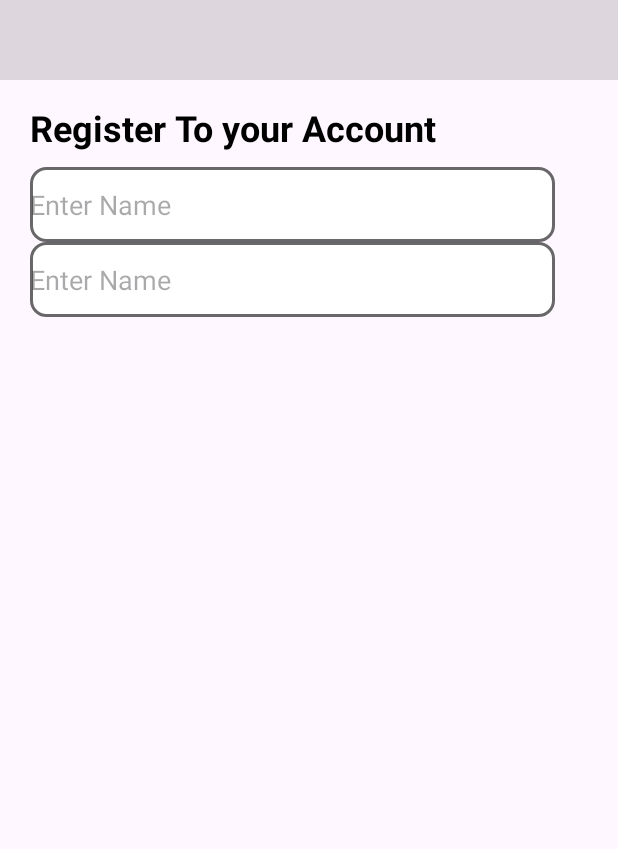
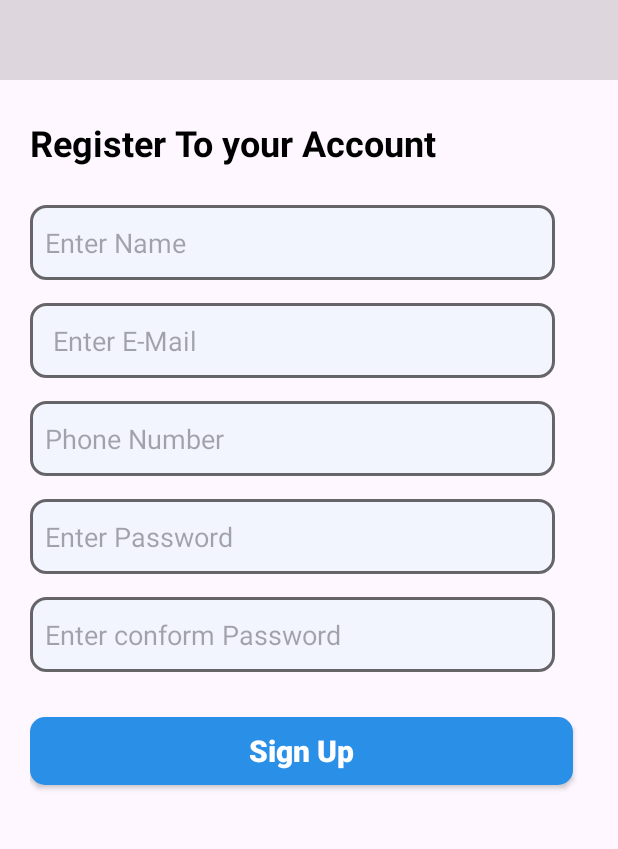
Before and after one commit to sandeeppatel420/GuruVeda, an Android app: the SignupActivity screen opened directly, with no data from a screen before it, on a phone screen of 412 x 824 dp, the part 234-1083 px from its top. Run offline under Robolectric (Android 15) with nearby library versions, the phone set to English and light mode, and no system bars.

Commit message:
login signUp Ui

```diff
--- a/app/src/main/res/drawable/shape.xml
+++ b/app/src/main/res/drawable/shape.xml
@@ -1,7 +1,7 @@
 <?xml version="1.0" encoding="utf-8"?>
 <shape xmlns:android="http://schemas.android.com/apk/res/android">
 
-        <solid android:color="@color/white"/>
+        <solid android:color="#f3f5fe"/>
         <corners android:radius="10dp"/>
         <stroke android:width="2dp" android:color="#96000000"/>
 
--- a/app/src/main/res/layout/activity_signup.xml
+++ b/app/src/main/res/layout/activity_signup.xml
@@ -30,33 +30,78 @@
         android:layout_marginLeft="20dp">
 
     <TextView
+
         android:layout_width="wrap_content"
         android:layout_height="wrap_content"
         android:text="Register To your Account"
         android:textColor="@color/black"
         android:textSize="24sp"
-        android:layout_marginTop="15dp"
+        android:layout_marginTop="25dp"
         android:textStyle="bold"
-        android:layout_marginBottom="10dp"
+        android:layout_marginBottom="25dp"
        />
 
     <EditText
-        android:id="@+id/editTextTextEmailAddress"
+        android:id="@+id/signUpName"
         android:layout_width="350dp"
         android:layout_height="50dp"
         android:inputType="textEmailAddress"
         android:background="@drawable/shape"
-        android:hint="Enter Name"/>
+        android:hint="Enter Name"
+        android:paddingStart="10dp"
+        />
 
 
         <EditText
-            android:id="@+id/editTextTextEmailAddres21"
+            android:id="@+id/signUpEmail"
             android:layout_width="350dp"
             android:layout_height="50dp"
             android:inputType="textEmailAddress"
             android:background="@drawable/shape"
-            android:hint="Enter Name"/>
+            android:hint="Enter E-Mail"
+            android:layout_marginTop="15dp"
+            android:paddingStart="15dp"/>
+        <EditText
+            android:id="@+id/signUpPhone"
+            android:layout_width="350dp"
+            android:layout_height="50dp"
+            android:inputType="textEmailAddress"
+            android:background="@drawable/shape"
+            android:hint="Phone Number"
+            android:layout_marginTop="15dp"
+            android:paddingStart="10dp"/>
+        <EditText
+            android:id="@+id/signUpPass"
+            android:layout_width="350dp"
+            android:layout_height="50dp"
+            android:inputType="textEmailAddress"
+            android:background="@drawable/shape"
+            android:hint="Enter Password"
+            android:layout_marginTop="15dp"
+            android:paddingStart="10dp"/>
+        <EditText
+            android:id="@+id/signUpConPass"
+            android:layout_width="350dp"
+            android:layout_height="50dp"
+            android:inputType="textEmailAddress"
+            android:background="@drawable/shape"
+            android:hint="Enter conform Password"
+            android:layout_marginTop="15dp"
+            android:paddingStart="10dp"/>
 
+        <androidx.appcompat.widget.AppCompatButton
+            android:id="@+id/loginBtn"
+            android:layout_width="match_parent"
+            android:layout_height="45dp"
+            android:background="@drawable/button_design"
+            android:text="Sign Up"
+            android:textSize="20sp"
+            android:textStyle="bold"
+            android:textAllCaps="false"
+            android:textColor="@color/white"
+            android:layout_marginTop="30dp"
+            android:layout_marginEnd="30dp"
+            />
     </LinearLayout>
 
 
```
